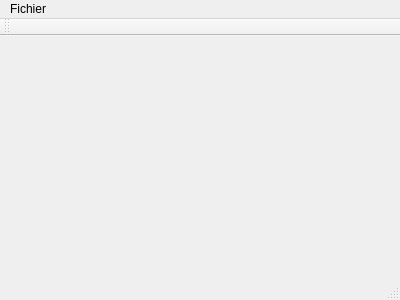
This is Geac/geac.ui in LaTruelle/Geac as Qt 5 draws it before an edit. The edited form follows.
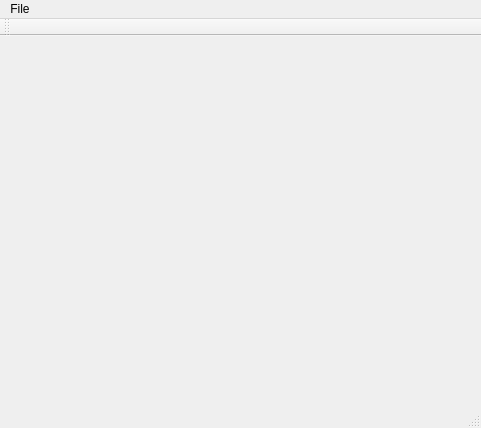
This is the edited form.

```diff
--- a/Geac/geac.ui
+++ b/Geac/geac.ui
@@ -6,8 +6,8 @@
    <rect>
     <x>0</x>
     <y>0</y>
-    <width>400</width>
-    <height>300</height>
+    <width>481</width>
+    <height>428</height>
    </rect>
   </property>
   <property name="windowTitle">
@@ -19,13 +19,13 @@
     <rect>
      <x>0</x>
      <y>0</y>
-     <width>400</width>
+     <width>481</width>
      <height>22</height>
     </rect>
    </property>
    <widget class="QMenu" name="menuFichier">
     <property name="title">
-     <string>Fichier&amp;</string>
+     <string>File&amp;</string>
     </property>
    </widget>
    <addaction name="menuFichier"/>
```
Left out of the diff: 22 changed lines with no effect on the pictures.
